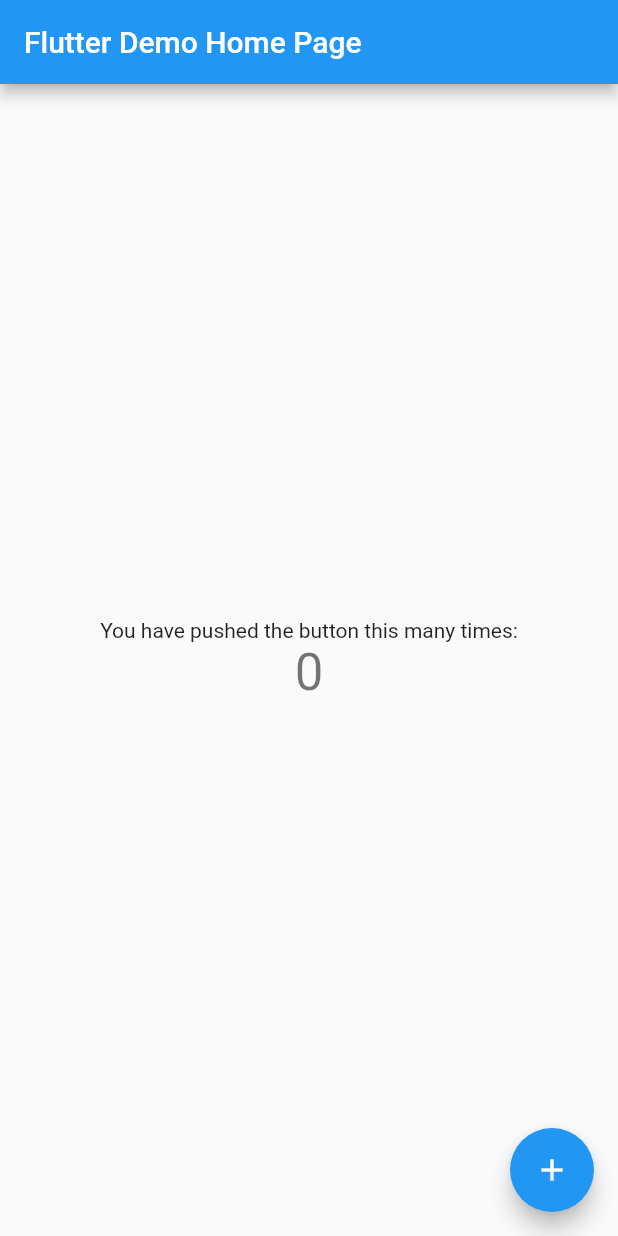
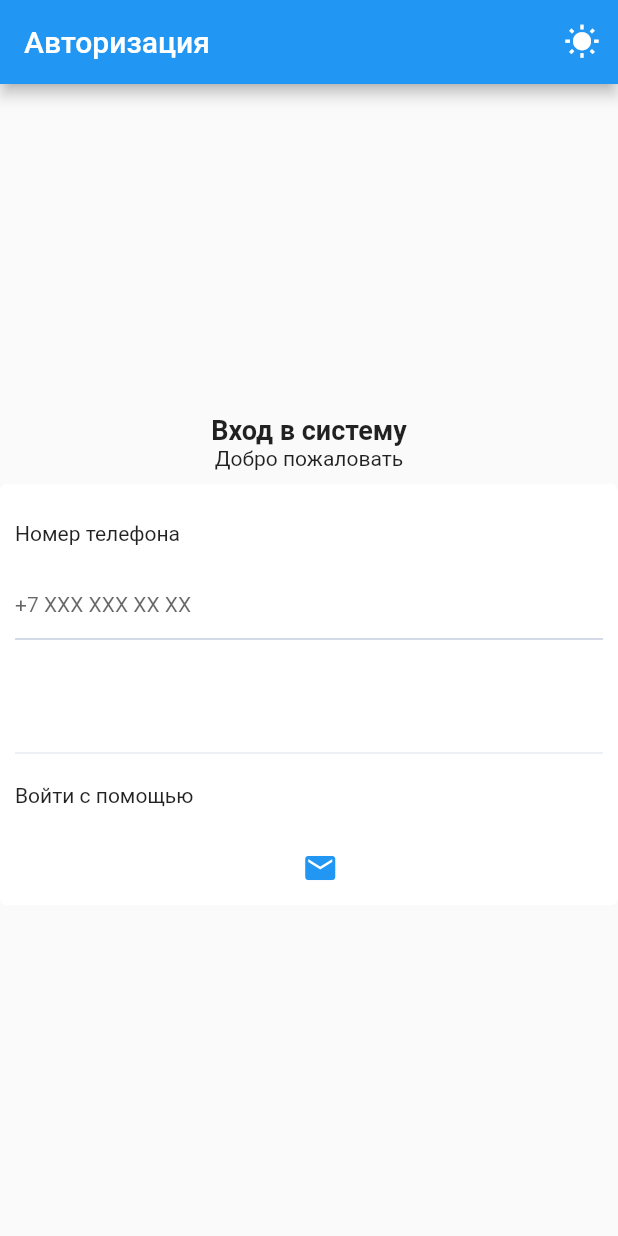
Before and after one commit to Skoyt100/rent_application, a Flutter app: the screen it shows after launch, on a phone screen of 412 x 824 dp. Run offline on Flutter 3.47's test engine with Material 2 defaults, Android fonts, the phone set to English and light mode, and no system bars; our stand-ins replace pinput, shared_preferences.

Commit message:
Part_12
Part_12

```diff
--- a/lib/main.dart
+++ b/lib/main.dart
@@ -1,115 +1,33 @@
 import 'package:flutter/material.dart';
+import 'package:provider/provider.dart';
+import 'package:rent_application/screen/AuthScreen.dart';
+import 'package:rent_application/theme/model_theme.dart';
 
 void main() {
-  runApp(const MyApp());
+  runApp(MyApp());
 }
 
 class MyApp extends StatelessWidget {
-  const MyApp({super.key});
-
-  // This widget is the root of your application.
   @override
   Widget build(BuildContext context) {
-    return MaterialApp(
-      title: 'Flutter Demo',
-      theme: ThemeData(
-        // This is the theme of your application.
-        //
-        // Try running your application with "flutter run". You'll see the
-        // application has a blue toolbar. Then, without quitting the app, try
-        // changing the primarySwatch below to Colors.green and then invoke
-        // "hot reload" (press "r" in the console where you ran "flutter run",
-        // or simply save your changes to "hot reload" in a Flutter IDE).
-        // Notice that the counter didn't reset back to zero; the application
-        // is not restarted.
-        primarySwatch: Colors.blue,
-      ),
-      home: const MyHomePage(title: 'Flutter Demo Home Page'),
+    return ChangeNotifierProvider(
+      create: (_) => ModelTheme(),
+      child: Consumer<ModelTheme>(
+          builder: (context, ModelTheme themeNotifier, child) {
+        return MaterialApp(
+          title: 'Flutter Demo',
+          theme: themeNotifier.isDark
+              ? ThemeData(
+                  brightness: Brightness.dark,
+                )
+              : ThemeData(
+                  brightness: Brightness.light,
+                  primaryColor: Colors.blue[700],
+                  primarySwatch: Colors.blue),
+          debugShowCheckedModeBanner: false,
+          home: const AuthScreen(),
+        );
+      }),
     );
   }
 }
-
-class MyHomePage extends StatefulWidget {
-  const MyHomePage({super.key, required this.title});
-
-  // This widget is the home page of your application. It is stateful, meaning
-  // that it has a State object (defined below) that contains fields that affect
-  // how it looks.
-
-  // This class is the configuration for the state. It holds the values (in this
-  // case the title) provided by the parent (in this case the App widget) and
-  // used by the build method of the State. Fields in a Widget subclass are
-  // always marked "final".
-
-  final String title;
-
-  @override
-  State<MyHomePage> createState() => _MyHomePageState();
-}
-
-class _MyHomePageState extends State<MyHomePage> {
-  int _counter = 0;
-
-  void _incrementCounter() {
-    setState(() {
-      // This call to setState tells the Flutter framework that something has
-      // changed in this State, which causes it to rerun the build method below
-      // so that the display can reflect the updated values. If we changed
-      // _counter without calling setState(), then the build method would not be
-      // called again, and so nothing would appear to happen.
-      _counter++;
-    });
-  }
-
-  @override
-  Widget build(BuildContext context) {
-    // This method is rerun every time setState is called, for instance as done
-    // by the _incrementCounter method above.
-    //
-    // The Flutter framework has been optimized to make rerunning build methods
-    // fast, so that you can just rebuild anything that needs updating rather
-    // than having to individually change instances of widgets.
-    return Scaffold(
-      appBar: AppBar(
-        // Here we take the value from the MyHomePage object that was created by
-        // the App.build method, and use it to set our appbar title.
-        title: Text(widget.title),
-      ),
-      body: Center(
-        // Center is a layout widget. It takes a single child and positions it
-        // in the middle of the parent.
-        child: Column(
-          // Column is also a layout widget. It takes a list of children and
-          // arranges them vertically. By default, it sizes itself to fit its
-          // children horizontally, and tries to be as tall as its parent.
-          //
-          // Invoke "debug painting" (press "p" in the console, choose the
-          // "Toggle Debug Paint" action from the Flutter Inspector in Android
-          // Studio, or the "Toggle Debug Paint" command in Visual Studio Code)
-          // to see the wireframe for each widget.
-          //
-          // Column has various properties to control how it sizes itself and
-          // how it positions its children. Here we use mainAxisAlignment to
-          // center the children vertically; the main axis here is the vertical
-          // axis because Columns are vertical (the cross axis would be
-          // horizontal).
-          mainAxisAlignment: MainAxisAlignment.center,
-          children: <Widget>[
-            const Text(
-              'You have pushed the button this many times:',
-            ),
-            Text(
-              '$_counter',
-              style: Theme.of(context).textTheme.headline4,
-            ),
-          ],
-        ),
-      ),
-      floatingActionButton: FloatingActionButton(
-        onPressed: _incrementCounter,
-        tooltip: 'Increment',
-        child: const Icon(Icons.add),
-      ), // This trailing comma makes auto-formatting nicer for build methods.
-    );
-  }
-}
--- /dev/null
+++ b/lib/screen/AuthScreen.dart
@@ -0,0 +1,444 @@
+import 'dart:io';
+
+import 'package:flutter/material.dart';
+import 'package:rent_application/helpers/size_config.dart';
+import 'package:rent_application/theme/model_theme.dart';
+import 'package:provider/provider.dart';
+import 'package:pinput/pin_put/pin_put.dart';
+
+class AuthScreen extends StatefulWidget {
+  const AuthScreen({super.key});
+
+  @override
+  State<AuthScreen> createState() => _AuthScreenState();
+}
+
+class _AuthScreenState extends State<AuthScreen> {
+  final GlobalKey<ScaffoldState> _scaffoldKey = GlobalKey<ScaffoldState>();
+  final GlobalKey<FormState> _formKey = GlobalKey<FormState>();
+  final GlobalKey<FormState> _formKeyRegister = GlobalKey<FormState>();
+  int numScreen = 1;
+  getPage() {
+    switch (numScreen) {
+      case 1:
+        return phoneForm();
+        break;
+      case 2:
+        return emailForm();
+        break;
+      default:
+    }
+  }
+
+  setPage(value) {
+    setState(() {
+      numScreen = value;
+    });
+  }
+
+  @override
+  Widget build(BuildContext context) {
+    final mediaQuery = MediaQuery.of(context).size.height - 110;
+    return Consumer<ModelTheme>(
+        builder: (context, ModelTheme themeNotifier, child) {
+      return Scaffold(
+        appBar: AppBar(
+          title: Text('Авторизация'),
+          actions: [
+            IconButton(
+                icon: Icon(themeNotifier.isDark
+                    ? Icons.nightlight_round
+                    : Icons.wb_sunny),
+                onPressed: () {
+                  themeNotifier.isDark
+                      ? themeNotifier.isDark = false
+                      : themeNotifier.isDark = true;
+                })
+          ],
+        ),
+        body: numScreen != 4
+            ? Center(
+                child: Column(
+                    mainAxisAlignment: MainAxisAlignment.center,
+                    children: [
+                    Text('Вход в систему',
+                        style: TextStyle(
+                            fontSize: 18, fontWeight: FontWeight.bold)),
+                    getPage(),
+                  ]))
+            : Center(
+                child: Column(
+                    mainAxisAlignment: MainAxisAlignment.center,
+                    children: [
+                      Text('Вход в систему',
+                          style: TextStyle(
+                              fontSize: 18, fontWeight: FontWeight.bold)),
+                      Container(
+                        margin: EdgeInsets.only(
+                            left: mediaQuery / 27.62,
+                            right: mediaQuery / 27.62),
+                        child: Column(
+                          children: [
+                            Container(
+                              height: 50.0.toAdaptive(context),
+                              child: Center(
+                                  child:
+                                      Image.asset("assets/img/logo_text.png")),
+                            ),
+                            Expanded(
+                              child: Container(),
+                            ),
+                            Container(
+                              padding: EdgeInsets.symmetric(
+                                  horizontal: 10, vertical: 15),
+                              width: MediaQuery.of(context).size.width,
+                              decoration: BoxDecoration(
+                                  color: Colors.white,
+                                  borderRadius:
+                                      BorderRadius.all(Radius.circular(5))),
+                              child: Column(
+                                children: [
+                                  Row(
+                                    mainAxisAlignment: MainAxisAlignment.center,
+                                    children: [
+                                      Text(
+                                        'Введите полученный код',
+                                        style: TextStyle(fontSize: 14),
+                                      ),
+                                    ],
+                                  ),
+                                  SizedBox(
+                                    height: 35,
+                                  ),
+                                  Container(
+                                    margin: EdgeInsets.only(
+                                        left:
+                                            MediaQuery.of(context).size.width /
+                                                10,
+                                        right:
+                                            MediaQuery.of(context).size.width /
+                                                10),
+                                    child: PinPut(
+                                        onSubmit: (value) async {},
+                                        fieldsCount: 6,
+                                        fieldsAlignment:
+                                            MainAxisAlignment.spaceAround,
+                                        animationDuration: Duration(seconds: 0),
+                                        textStyle: TextStyle(
+                                            fontSize: 28,
+                                            color: Color(0xFF323232)),
+                                        preFilledWidget: Container(
+                                          width: 12,
+                                          height: 2,
+                                          color:
+                                              Color.fromRGBO(197, 206, 224, 1),
+                                        )),
+                                  ),
+                                ],
+                              ),
+                            ),
+                          ],
+                        ),
+                      ),
+                    ]),
+              ),
+      );
+    });
+  }
+
+  Widget _authButton(context,
+      {required IconData iconName, required Function func}) {
+    return Container(
+      height: 25,
+      width: 25,
+      child: TextButton(
+          onPressed: () {
+            func();
+          },
+          child: Icon(iconName)),
+    );
+  }
+
+  Widget emailForm() {
+    return Column(
+      children: [
+        Row(
+          mainAxisAlignment: MainAxisAlignment.spaceBetween,
+          children: [
+            Text(
+              'Вход по Email',
+              style: TextStyle(fontSize: 14),
+            ),
+            InkWell(
+              onTap: () {
+                setState(() {
+                  numScreen = 3;
+                });
+              },
+              child: Row(
+                children: [
+                  Text(
+                    'Регистрация',
+                    style: TextStyle(fontSize: 14),
+                  ),
+                  SizedBox(
+                    width: 5,
+                  ),
+                  // SvgPicture.asset(
+                  //   'assets/svg/arrow.svg',
+                  //   width: 6,
+                  //   height: 10,
+                  // )
+                ],
+              ),
+            ),
+          ],
+        ),
+        SizedBox(
+          height: 15,
+        ),
+        Container(
+          width: MediaQuery.of(context).size.width,
+          padding: EdgeInsets.only(top: 25, left: 10, right: 10, bottom: 20),
+          decoration: BoxDecoration(
+            borderRadius: BorderRadius.all(Radius.circular(5)),
+            color: Colors.white,
+          ),
+          child: Form(
+            key: _formKey,
+            child:
+                Column(crossAxisAlignment: CrossAxisAlignment.start, children: [
+              Text(
+                'Электронная почта',
+                style: TextStyle(fontSize: 14),
+              ),
+              SizedBox(
+                height: 15,
+              ),
+              TextFormField(
+                onSaved: (input) {
+                  //_email = input;
+                },
+                //validator: emailValidator,
+                decoration: InputDecoration(
+                  //errorStyle: validateText,
+                  contentPadding:
+                      EdgeInsets.symmetric(vertical: 15, horizontal: 0),
+                  // prefixIcon: Container(
+                  //   transform: Matrix4.translationValues(-10.0, 0.0, 0.0),
+                  //   child: SvgPicture.asset(
+                  //     'assets/svg/mail.svg',
+                  //     fit: BoxFit.scaleDown,
+                  //     width: 15,
+                  //     height: 12,
+                  //   ),
+                  // ),
+                  enabledBorder: UnderlineInputBorder(
+                    borderSide: BorderSide(color: Color(0xFFC5CEE0)),
+                  ),
+                  focusedBorder: UnderlineInputBorder(
+                    borderSide: BorderSide(color: Color(0xFFC5CEE0)),
+                  ),
+                  hintText: 'Example@mail.com',
+                  hintStyle: TextStyle(fontSize: 14),
+                ),
+              ),
+              SizedBox(
+                height: 25,
+              ),
+              Text(
+                'Пароль',
+                style: TextStyle(fontSize: 14),
+              ),
+              SizedBox(
+                height: 15,
+              ),
+              TextFormField(
+                //obscureText: _obscurePassword,
+                //onSaved: (input) => _password = input,
+                // validator: (input) {
+                //   if (input.isEmpty) {
+                //     return "Неверный пароль";
+                //   } else {
+                //     if (input.length < 6) {
+                //       return "Пароль слишком короткий";
+                //     } else {
+                //       return null;
+                //     }
+                //   }
+                // },
+                decoration: InputDecoration(
+                  //errorStyle: validateText,
+                  contentPadding:
+                      EdgeInsets.symmetric(vertical: 15, horizontal: 0),
+                  // suffixIcon: InkWell(
+                  //     onTap: () {
+                  //       // setState(() {
+                  //       //   _obscurePassword = !_obscurePassword;
+                  //       // });
+                  //     },
+                  //     child: SvgPicture.asset('assets/svg/eye.svg',
+                  //         width: 15, height: 15, fit: BoxFit.scaleDown)),
+                  // prefixIcon: Container(
+                  //   transform: Matrix4.translationValues(-10.0, 0.0, 0.0),
+                  //   child: SvgPicture.asset(
+                  //     'assets/svg/key.svg',
+                  //     fit: BoxFit.scaleDown,
+                  //     width: 15,
+                  //     height: 12,
+                  //   ),
+                  // ),
+                  enabledBorder: UnderlineInputBorder(
+                    borderSide: BorderSide(color: Color(0xFFC5CEE0)),
+                  ),
+                  focusedBorder: UnderlineInputBorder(
+                    borderSide: BorderSide(color: Color(0xFFC5CEE0)),
+                  ),
+                  hintText: 'Введите пароль',
+                  hintStyle: TextStyle(fontSize: 14),
+                ),
+              ),
+              SizedBox(
+                height: 25.0,
+              ),
+
+              SizedBox(
+                height: 25.0,
+              ),
+              //PrimaryButton(onPressed: _validateAuth, text: 'Войти'),
+              SizedBox(
+                height: 14,
+              ),
+              // Center(
+              //     child:
+              //     FlatButton(
+              //   onPressed: () {
+              //     // Navigator.push(
+              //     //     context,
+              //     //     MaterialPageRoute(
+              //     //         builder: (context) => PasswordRecoveryScreen()));
+              //   },
+              //   child: Text(
+              //     'Забыли пароль?',
+              //     style: TextStyle(fontSize: 14).copyWith(fontSize: 16),
+              //   ),
+              // )),
+              SizedBox(
+                height: 25,
+              ),
+              Container(
+                width: MediaQuery.of(context).size.width,
+                height: 1,
+                color: Color(0xFFE7EBF2),
+              ),
+              SizedBox(
+                height: 20,
+              ),
+              socialLink()
+            ]),
+          ),
+        ),
+      ],
+    );
+  }
+
+  Widget phoneForm() {
+    // var maskFormatter = new MaskTextInputFormatter(
+    //     mask: '+7 (###) ###-##-##', filter: {"#": RegExp(r'[0-9]')});
+    return Column(
+      children: [
+        Text('Добро пожаловать', style: TextStyle(fontSize: 14)),
+        SizedBox(
+          height: 9,
+        ),
+        Container(
+          width: MediaQuery.of(context).size.width,
+          padding: EdgeInsets.only(top: 25, left: 10, right: 10, bottom: 20),
+          decoration: BoxDecoration(
+            borderRadius: BorderRadius.all(Radius.circular(5)),
+            color: Colors.white,
+          ),
+          child: Column(
+            crossAxisAlignment: CrossAxisAlignment.start,
+            children: [
+              Text(
+                'Номер телефона',
+                style: TextStyle(fontSize: 14),
+              ),
+              SizedBox(
+                height: 15,
+              ),
+              TextField(
+                keyboardType: TextInputType.number,
+                //inputFormatters: [maskFormatter],
+                //controller: _phone,
+                decoration: InputDecoration(
+                    enabledBorder: UnderlineInputBorder(
+                        borderSide: BorderSide(color: Color(0xFFC5CEE0))),
+                    hintText: '+7 XXX XXX XX XX',
+                    hintStyle: TextStyle(fontSize: 14)),
+              ),
+              SizedBox(
+                height: 25,
+              ),
+
+              SizedBox(
+                height: 25,
+              ),
+              // PrimaryButton(
+              //     onPressed: () {
+              //       try {
+              //         _phoneAuth();
+              //       } on MessageException catch (e) {
+              //         _scaffoldKey?.currentState
+              //             ?.showSnackBar(SnackBarScope.show(e.message));
+              //       }
+              //     },
+              //     text: 'Войти'),
+              SizedBox(
+                height: 25,
+              ),
+              Container(
+                width: MediaQuery.of(context).size.width,
+                height: 1,
+                color: Color(0xFFE7EBF2),
+              ),
+              SizedBox(
+                height: 20,
+              ),
+              socialLink()
+            ],
+          ),
+        ),
+      ],
+    );
+  }
+
+  Widget socialLink() {
+    return Column(
+      crossAxisAlignment: CrossAxisAlignment.start,
+      children: [
+        Text(
+          'Войти с помощью',
+          style: TextStyle(fontSize: 14),
+        ),
+        SizedBox(
+          height: 20,
+        ),
+        Row(
+          mainAxisAlignment: MainAxisAlignment.spaceEvenly,
+          children: [
+            Container(),
+            if (Platform.isAndroid)
+              numScreen == 1
+                  ? _authButton(context,
+                      iconName: Icons.email, func: () => setPage(2))
+                  : _authButton(context,
+                      iconName: Icons.phone, func: () => setPage(1)),
+            Container()
+          ],
+        ),
+      ],
+    );
+  }
+}
--- /dev/null
+++ b/lib/theme/model_theme.dart
@@ -0,0 +1,25 @@
+import 'package:flutter/material.dart';
+import 'mytheme_preference.dart';
+
+class ModelTheme extends ChangeNotifier {
+  late bool _isDark;
+  late MyThemePreferences _preferences;
+  bool get isDark => _isDark;
+
+  ModelTheme() {
+    _isDark = false;
+    _preferences = MyThemePreferences();
+    getPreferences();
+  }
+//Switching the themes
+  set isDark(bool value) {
+    _isDark = value;
+    _preferences.setTheme(value);
+    notifyListeners();
+  }
+
+  getPreferences() async {
+    _isDark = await _preferences.getTheme();
+    notifyListeners();
+  }
+}
--- /dev/null
+++ b/lib/theme/mytheme_preference.dart
@@ -0,0 +1,15 @@
+import 'package:shared_preferences/shared_preferences.dart';
+
+class MyThemePreferences {
+  static const THEME_KEY = "theme_key";
+
+  setTheme(bool value) async {
+    SharedPreferences sharedPreferences = await SharedPreferences.getInstance();
+    sharedPreferences.setBool(THEME_KEY, value);
+  }
+
+  getTheme() async {
+    SharedPreferences sharedPreferences = await SharedPreferences.getInstance();
+    return sharedPreferences.getBool(THEME_KEY) ?? false;
+  }
+}
```
Also changed, not shown: lib/helpers/size_config.dart (added, +12 -0 lines), pubspec.yaml (+24 -0 lines), 6 other files.
